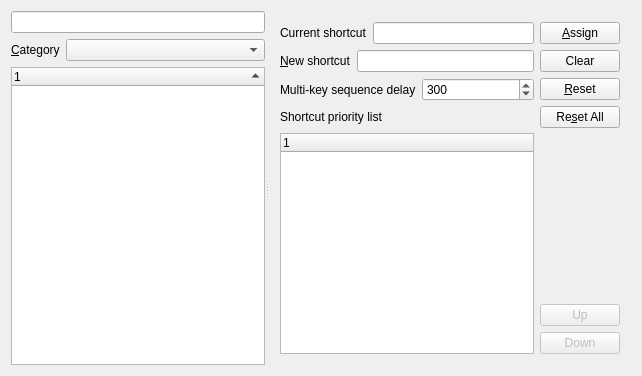
The window that src/Gui/Dialogs/DlgKeyboard.ui (southseact-3d/fcd) describes before a commit, drawn with Qt 5.
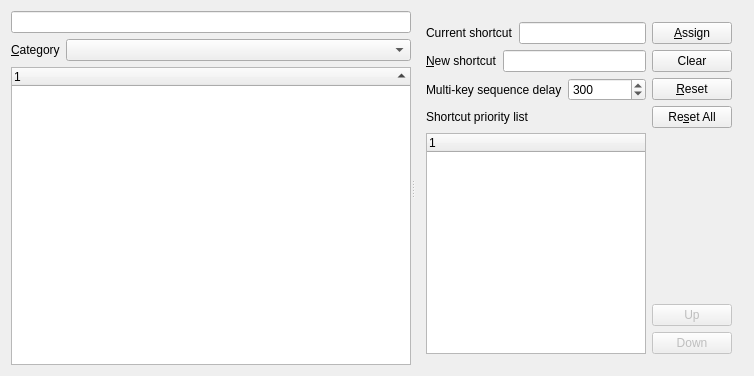
The same window after the commit. Custom widgets are drawn as their Qt base class.

Commit message:
Gui: Widen the default customize dialog (#22714)
* Gui: Widen the default customize dialog

* Gui: Make panels the same width in keyboard and toolbars tabs

* Remove namespace additions

---------

What changed in the file:
```diff
--- a/src/Gui/Dialogs/DlgKeyboard.ui
+++ b/src/Gui/Dialogs/DlgKeyboard.ui
@@ -6,7 +6,7 @@
    <rect>
     <x>0</x>
     <y>0</y>
-    <width>642</width>
+    <width>736</width>
     <height>376</height>
    </rect>
   </property>
@@ -59,7 +59,7 @@
         <widget class="QTreeWidget" name="commandTreeWidget">
          <property name="minimumSize">
           <size>
-           <width>220</width>
+           <width>400</width>
            <height>0</height>
           </size>
          </property>
```
The commit also changes 1 other file.
